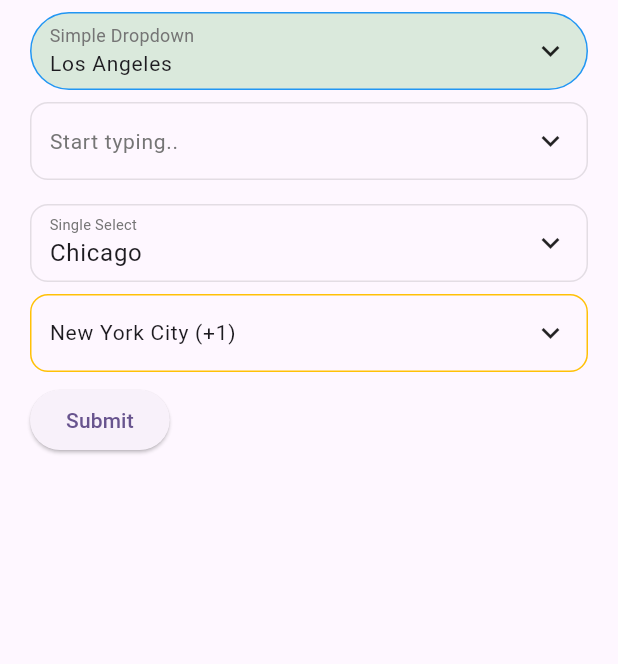
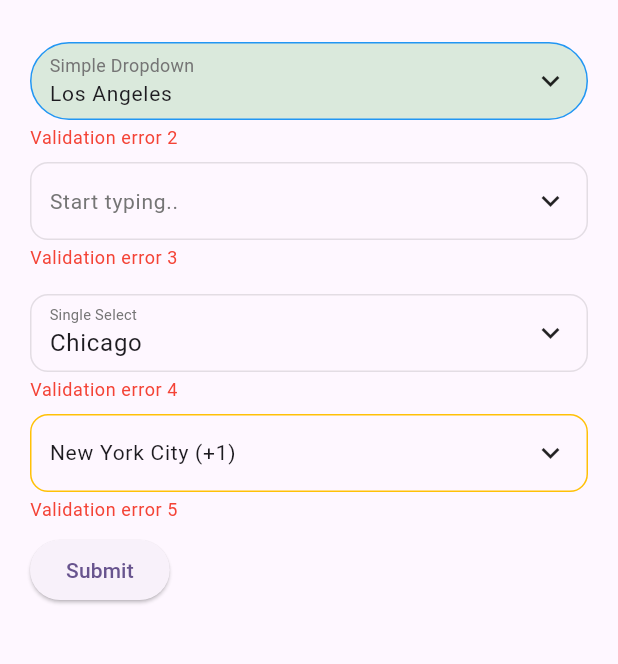
Before and after one commit to DartForce22/df_dropdown, a Flutter app: the screen it shows after launch, after a tap on the "keyboard arrow down" icon, after a tap on "Submit", on a phone screen of 412 x 824 dp, the part 108-772 px from its top. Run offline on Flutter 3.47's test engine with Material 3 defaults, Android fonts, the light colour scheme and no system bars.

Commit message:
Fixed validation problem

```diff
--- a/example/lib/main.dart
+++ b/example/lib/main.dart
@@ -33,6 +33,10 @@ class MyApp extends StatelessWidget {
                   crossAxisAlignment: CrossAxisAlignment.start,
                   children: [
                     DfDropdownWrapper(
+                      validator: (obj) {
+                        log("message");
+                        return "Validation error";
+                      },
                       child: Row(
                         children: [
                           SizedBox(
@@ -75,6 +79,10 @@ class MyApp extends StatelessWidget {
                       height: 8,
                     ),
                     DfSimpleDropdown<String>(
+                      validator: (obj) {
+                        log("message");
+                        return "Validation error 2";
+                      },
                       dropdownType: DropdownType.overlay,
                       decoration: DropdownDecoration(
                         borderRadius: BorderRadius.circular(999),
@@ -103,6 +111,10 @@ class MyApp extends StatelessWidget {
                       height: 8,
                     ),
                     DfSearchableDropdown<String>(
+                      validator: (obj) {
+                        log("message");
+                        return "Validation error 3";
+                      },
                       // dropdownType: DropdownType.overlay,
                       hintText: "Start typing..",
                       labelText: "Searchable Dropdown",
@@ -138,6 +150,10 @@ class MyApp extends StatelessWidget {
                       height: 8,
                     ),
                     DfSearchableSingleSelectDropdown<String>(
+                      validator: (obj) {
+                        log("message");
+                        return "Validation error 4";
+                      },
                       dropdownType: DropdownType.overlay,
                       hintText: "Select...",
                       labelText: "Single Select",
@@ -166,6 +182,10 @@ class MyApp extends StatelessWidget {
                       height: 8,
                     ),
                     DfSearchableMultiSelectDropdown<String>(
+                      validator: (obj) {
+                        log("message");
+                        return "Validation error 5";
+                      },
                       // dropdownType: DropdownType.overlay,
                       hintText: "Select options...",
                       decoration: const DropdownDecoration(
--- a/lib/models/dropdown_decoration.dart
+++ b/lib/models/dropdown_decoration.dart
@@ -54,6 +54,12 @@ class DropdownDecoration {
   /// This allows customizing the corners of the dropdown field with a specific radius.
   final BorderRadius? borderRadius;
 
+  ///Indicator wether validation error container will be present even
+  ///there is no error to display
+  ///
+  ///Default is `true`
+  final bool reserveSpaceForValidationMessage;
+
   /// Creates a new [DropdownDecoration] instance with optional customization.
   ///
   /// - [labelTextStyle]: Style for the label text.
@@ -66,6 +72,9 @@ class DropdownDecoration {
   /// - [fieldHeight]: Height of the dropdown field (default is `52`).
   /// - [borderRadius]: Border radius for rounded corners.
   /// - [backgroundColor]: Color for the dropdown background.
+  /// - [reserveSpaceForValidationMessage]: Indicator wether validation error container will be present
+  /// even  there is no error to display
+  ///
   const DropdownDecoration({
     this.labelTextStyle,
     this.hintTextStyle,
@@ -76,6 +85,7 @@ class DropdownDecoration {
     this.fieldHeight = 52,
     this.borderRadius,
     this.backgroundColor,
+    this.reserveSpaceForValidationMessage = true,
     this.dropdownTextStyle = const TextStyle(
       fontSize: 14,
     ),
--- a/lib/providers/searchable_multi_select_dropdown_provider.dart
+++ b/lib/providers/searchable_multi_select_dropdown_provider.dart
@@ -83,7 +83,7 @@ class SearchableMultiSelectDropdownProvider<T> extends BaseDropdownProvider<T> {
 
   @override
   String? onValidateField(text) {
-    if (validator != null) {
+    if (multiSelectValidator != null) {
       validationError = multiSelectValidator!(selectedValues);
     }
     notifyListeners();
--- a/lib/widgets/dropdown_container.dart
+++ b/lib/widgets/dropdown_container.dart
@@ -121,14 +121,15 @@ class DropdownContainer<T extends BaseDropdownProvider>
               ),
 
               //An error message [Text] widget displayed only when validation returns an error
-              if (provider.validationError != null &&
-                  !provider.suggestionsExpanded)
+              if (!provider.suggestionsExpanded &&
+                  (decoration?.reserveSpaceForValidationMessage != false ||
+                      provider.validationError != null))
                 Padding(
                   padding: const EdgeInsets.only(
                     top: 4,
                   ),
                   child: Text(
-                    provider.validationError!,
+                    provider.validationError ?? "",
                     style: decoration?.errorMessageTextStyle ??
                         textTheme.bodySmall?.copyWith(
                           color: Colors.red.shade500,
```
